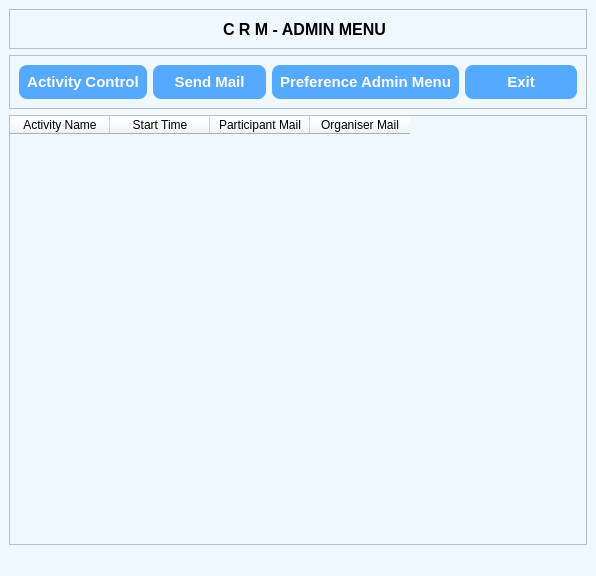
This is Admin_Menu.ui in mithat720/Python-Module-Week7 as Qt 5 draws it before an edit. The edited form follows.
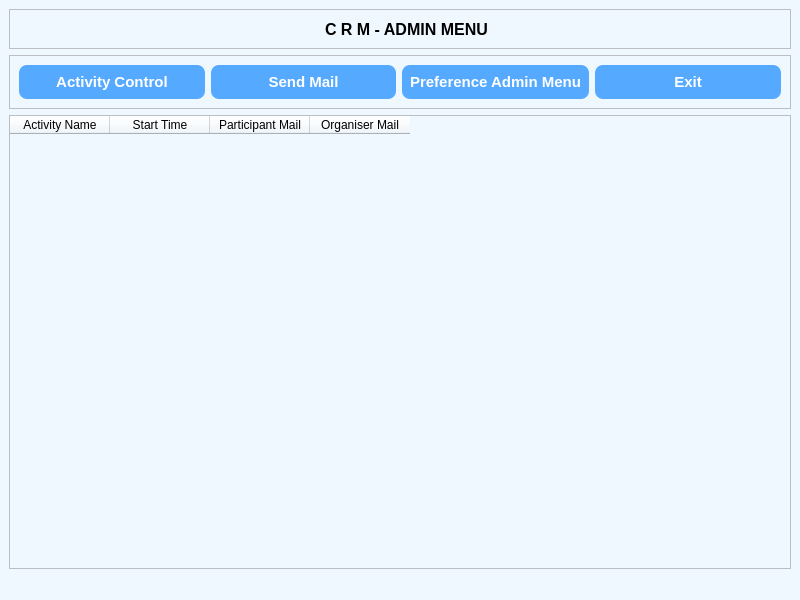
This is the edited form. Icons and pictures are not drawn.

```diff
--- a/Admin_Menu.ui
+++ b/Admin_Menu.ui
@@ -6,8 +6,8 @@
    <rect>
     <x>0</x>
     <y>0</y>
-    <width>596</width>
-    <height>576</height>
+    <width>800</width>
+    <height>600</height>
    </rect>
   </property>
   <property name="font">
```
Left out of the diff: 18 changed lines with no effect on the pictures.
